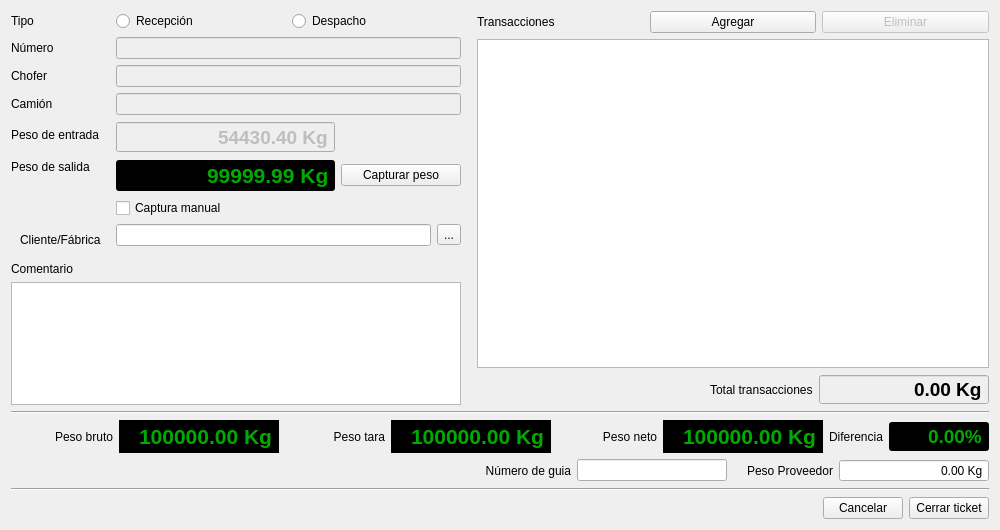
elshaka/Romano, file romano/ui/close_ticket.ui: the form before one commit.
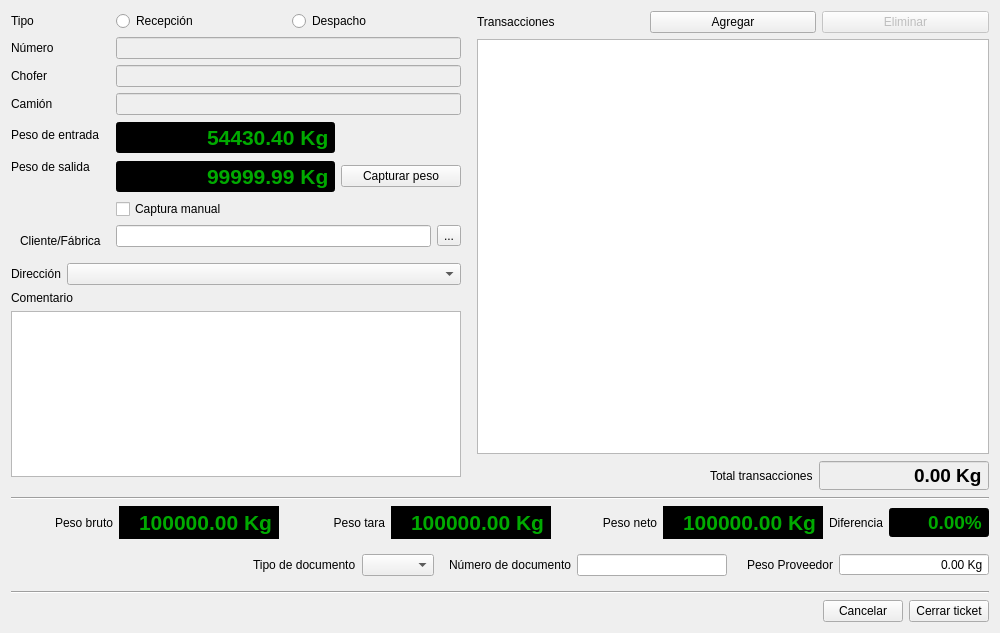
The form after the commit. Icons and pictures are not drawn.

Commit message: Implemented multiple client addresses and ticket document types

Diff of the .ui file:
```diff
--- a/romano/ui/close_ticket.ui
+++ b/romano/ui/close_ticket.ui
@@ -7,7 +7,7 @@
     <x>0</x>
     <y>0</y>
     <width>1000</width>
-    <height>530</height>
+    <height>633</height>
    </rect>
   </property>
   <property name="minimumSize">
@@ -30,7 +30,7 @@
          <height>16777215</height>
         </size>
        </property>
-       <layout class="QVBoxLayout" name="ticketLayout" stretch="0,0,0,0">
+       <layout class="QVBoxLayout" name="ticketLayout" stretch="0,0,0,0,0">
         <property name="leftMargin">
          <number>0</number>
         </property>
@@ -206,11 +206,15 @@
               </property>
               <property name="font">
                <font>
-                <pointsize>14</pointsize>
+                <pointsize>16</pointsize>
                 <weight>75</weight>
                 <bold>true</bold>
                </font>
               </property>
+              <property name="styleSheet">
+               <string notr="true">background-color: rgb(0, 0, 0);
+color: rgb(0, 170, 0);</string>
+              </property>
               <property name="alignment">
                <set>Qt::AlignRight|Qt::AlignTrailing|Qt::AlignVCenter</set>
               </property>
@@ -328,6 +332,34 @@
           </item>
          </layout>
         </item>
+        <item>
+         <widget class="QWidget" name="addressWidget" native="true">
+          <layout class="QFormLayout" name="formLayout">
+           <property name="leftMargin">
+            <number>0</number>
+           </property>
+           <property name="topMargin">
+            <number>0</number>
+           </property>
+           <property name="rightMargin">
+            <number>0</number>
+           </property>
+           <property name="bottomMargin">
+            <number>0</number>
+           </property>
+           <item row="0" column="0">
+            <widget class="QLabel" name="label_5">
+             <property name="text">
+              <string>Dirección</string>
+             </property>
+            </widget>
+           </item>
+           <item row="0" column="1">
+            <widget class="QComboBox" name="addressComboBox"/>
+           </item>
+          </layout>
+         </widget>
+        </item>
         <item>
          <widget class="QLabel" name="commentLabel">
           <property name="text">
@@ -802,6 +834,26 @@
         </property>
        </spacer>
       </item>
+      <item>
+       <widget class="QWidget" name="documentTypeWidget" native="true">
+        <layout class="QHBoxLayout" name="horizontalLayout_4">
+         <item>
+          <widget class="QLabel" name="label_7">
+           <property name="text">
+            <string>Tipo de documento</string>
+           </property>
+          </widget>
+         </item>
+         <item>
+          <widget class="QComboBox" name="documentTypeComboBox">
+           <property name="sizeAdjustPolicy">
+            <enum>QComboBox::AdjustToContents</enum>
+           </property>
+          </widget>
+         </item>
+        </layout>
+       </widget>
+      </item>
       <item>
        <widget class="QLabel" name="label">
         <property name="minimumSize">
@@ -811,7 +863,7 @@
          </size>
         </property>
         <property name="text">
-         <string>Número de guia</string>
+         <string>Número de documento</string>
         </property>
         <property name="alignment">
          <set>Qt::AlignRight|Qt::AlignTrailing|Qt::AlignVCenter</set>
```
Left out of the diff: 26 changed lines with no effect on the pictures. The commit also changes 10 other files.
